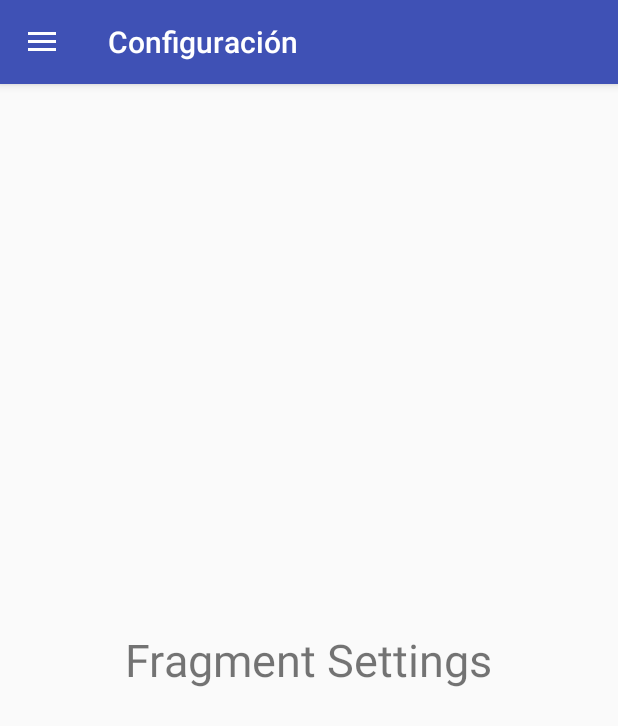
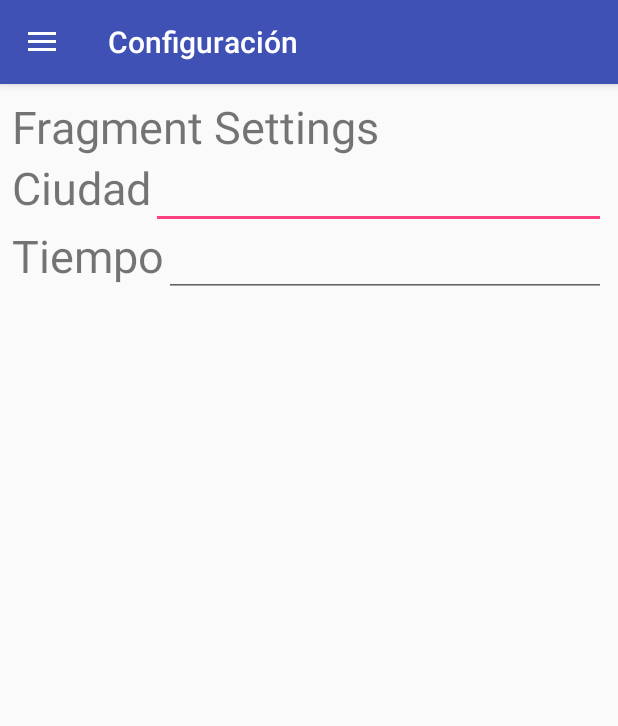
Before and after one commit to mgochoa/Lab3Weather, an Android app: the screen it shows after launch (MainActivity), in the side drawer, after a tap on "Configuración", on a phone screen of 412 x 824 dp. Shown: the top 726 px of the screen. Run offline under Robolectric (Android 15) with nearby library versions, the phone set to English and light mode, and no system bars; libraries missing offline, so code that uses them is left out: com.nostra13.universalimageloader; 1 statement that could not run was skipped.

Commit message:
DONE: Loading, Settings v1 TODO:Settings view, Request on Fragment create

```diff
--- a/app/src/main/java/co/edu/udea/compumovil/gr3/lab3weather/MainActivity.java
+++ b/app/src/main/java/co/edu/udea/compumovil/gr3/lab3weather/MainActivity.java
@@ -1,6 +1,7 @@
 package co.edu.udea.compumovil.gr3.lab3weather;
 
 import android.app.ActivityManager;
+import android.app.ProgressDialog;
 import android.content.Context;
 import android.content.Intent;
 import android.os.Bundle;
@@ -17,6 +18,7 @@ import android.view.MenuItem;
 
 import co.edu.udea.compumovil.gr3.lab3weather.Fragments.settings;
 import co.edu.udea.compumovil.gr3.lab3weather.Fragments.weather;
+import co.edu.udea.compumovil.gr3.lab3weather.POJO.weatherPOJO;
 import co.edu.udea.compumovil.gr3.lab3weather.services.WeatherService;
 
 public class MainActivity extends AppCompatActivity
@@ -28,12 +30,15 @@ public class MainActivity extends AppCompatActivity
     public static String OBJECT_WP="OBJECT";
     public static int time=60;
     public static String ciudad="Medellin";
+    public static ProgressDialog  progress;
 
     Fragment fragmentWeather,fragmentSettings,fragmentOption;
     FragmentManager fragmentManager;
+    weather w =new weather();
     @Override
     protected void onCreate(Bundle savedInstanceState) {
         super.onCreate(savedInstanceState);
+
         setContentView(R.layout.activity_main);
         Toolbar toolbar = (Toolbar) findViewById(R.id.toolbar);
         setSupportActionBar(toolbar);
@@ -54,10 +59,12 @@ public class MainActivity extends AppCompatActivity
 
         NavigationView navigationView = (NavigationView) findViewById(R.id.nav_view);
         navigationView.setNavigationItemSelectedListener(this);
+        progress = ProgressDialog.show(this, "Cargando...",
+                "Por favor espere", true);
         fragmentManager = getSupportFragmentManager();
-        fragmentWeather=new weather();
+        fragmentWeather = new weather();
         fragmentSettings=new settings();
-            fragmentManager
+        fragmentManager
                     .beginTransaction()
                     .replace(R.id.content_main, fragmentWeather)
                     .commit();
@@ -125,4 +132,5 @@ public class MainActivity extends AppCompatActivity
     }
 
 
+
 }
--- a/app/src/main/res/layout/fragment_settings.xml
+++ b/app/src/main/res/layout/fragment_settings.xml
@@ -1,7 +1,8 @@
-<RelativeLayout xmlns:android="http://schemas.android.com/apk/res/android"
+<LinearLayout xmlns:android="http://schemas.android.com/apk/res/android"
     xmlns:tools="http://schemas.android.com/tools"
     android:layout_width="match_parent"
     android:layout_height="match_parent"
+    android:orientation="vertical"
     tools:context="co.edu.udea.compumovil.gr3.lab3weather.Fragments.settings">
 
     <!-- TODO: Update blank fragment layout -->
@@ -12,5 +13,34 @@
         android:layout_centerInParent="true"
         android:textSize="30sp"
         />
+    <LinearLayout
+        android:layout_width="match_parent"
+        android:layout_height="wrap_content"
+        android:orientation="horizontal">
+        <TextView
+            android:textSize="30sp"
+            android:layout_width="wrap_content"
+            android:layout_height="wrap_content"
+            android:text="Ciudad"/>
+        <EditText
+            android:layout_width="match_parent"
+            android:layout_height="wrap_content" />
 
-</RelativeLayout>
+    </LinearLayout>
+    <LinearLayout
+        android:layout_width="match_parent"
+        android:layout_height="wrap_content"
+        android:orientation="horizontal">
+        <TextView
+            android:textSize="30sp"
+            android:layout_width="wrap_content"
+            android:layout_height="wrap_content"
+            android:text="Tiempo"/>
+        <EditText
+            android:layout_width="match_parent"
+            android:layout_height="wrap_content" />
+
+    </LinearLayout>
+
+
+</LinearLayout>
```
Also changed, not shown: app/src/main/java/co/edu/udea/compumovil/gr3/lab3weather/Fragments/weather.java (+17 -10 lines), app/src/main/res/layout/fragment_weather.xml (+4 -23 lines), app/src/main/res/drawable/cityscape.png, app/src/main/res/drawable/rain.png, app/src/main/res/drawable/thermometer.png.
